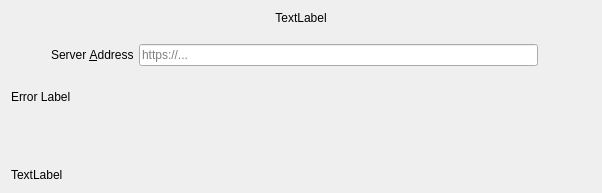
This is src/gui/wizard/owncloudsetupnocredspage.ui in GrossLukas/client as Qt 5 draws it before an edit. The edited form follows.
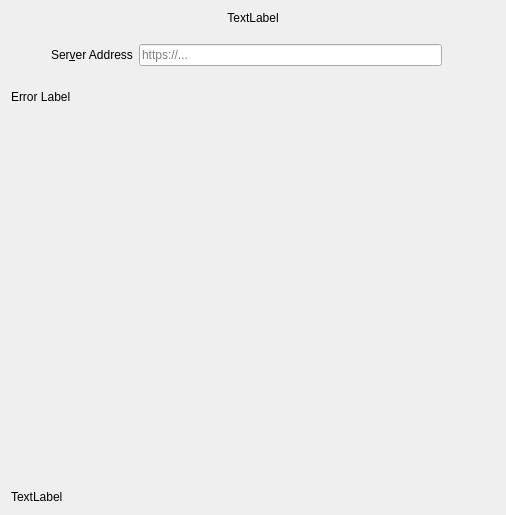
This is the edited form. Custom widgets are drawn as their Qt base class.

Patch:
```diff
--- a/src/gui/wizard/owncloudsetupnocredspage.ui
+++ b/src/gui/wizard/owncloudsetupnocredspage.ui
@@ -6,8 +6,8 @@
    <rect>
     <x>0</x>
     <y>0</y>
-    <width>602</width>
-    <height>193</height>
+    <width>506</width>
+    <height>515</height>
    </rect>
   </property>
   <property name="sizePolicy">
@@ -80,7 +80,7 @@
          <item>
           <widget class="QLabel" name="label_2">
            <property name="text">
-            <string>Server &amp;Address</string>
+            <string>Ser&amp;ver Address</string>
            </property>
            <property name="buddy">
             <cstring>leUrl</cstring>
@@ -166,10 +166,13 @@
      <property name="orientation">
       <enum>Qt::Vertical</enum>
      </property>
+     <property name="sizeType">
+      <enum>QSizePolicy::MinimumExpanding</enum>
+     </property>
      <property name="sizeHint" stdset="0">
       <size>
        <width>20</width>
-       <height>40</height>
+       <height>200</height>
       </size>
      </property>
     </spacer>
```
